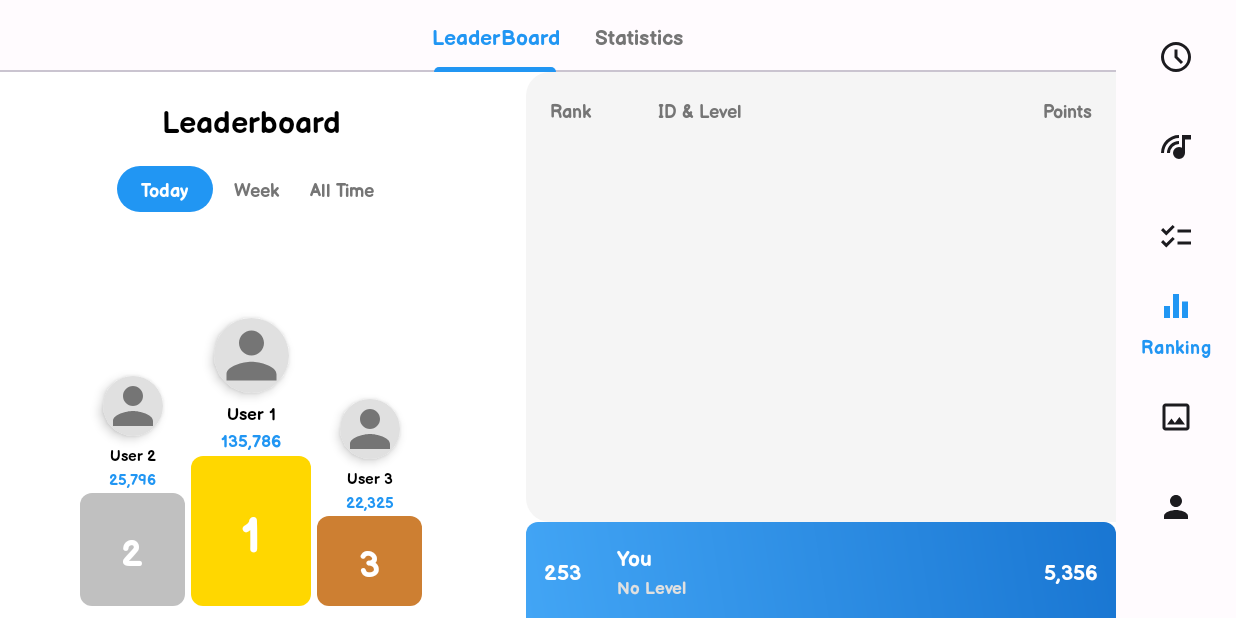
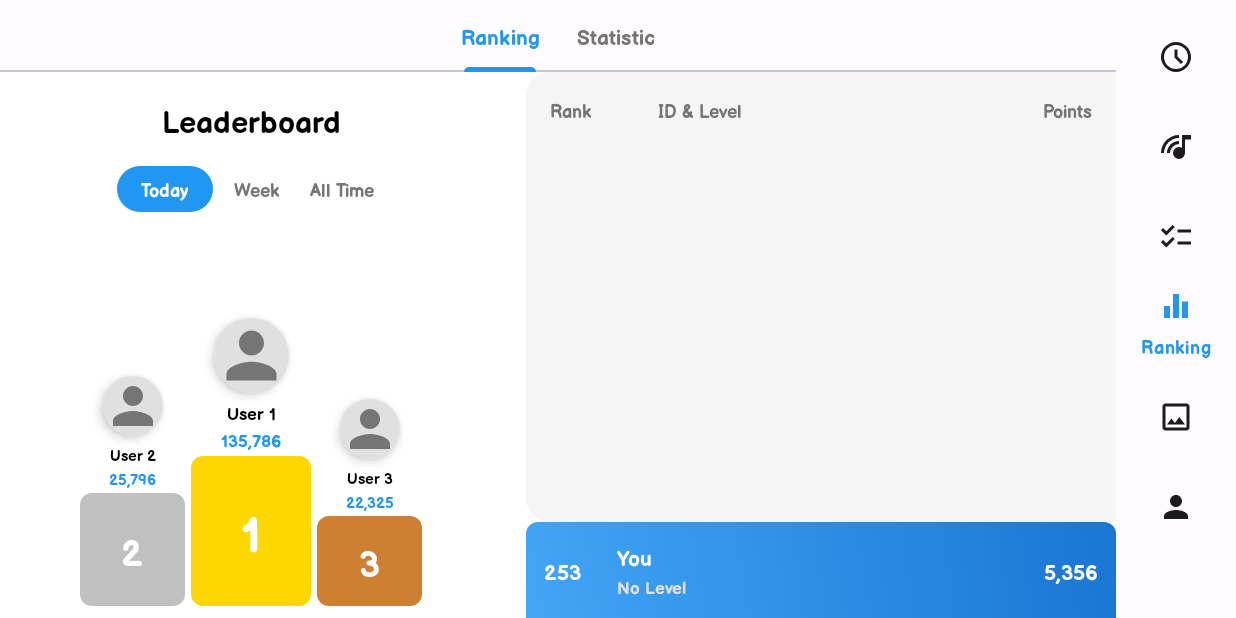
Before and after one commit to khaphong229/timer-study-app, an Android app: the StatsLeaderboardFragment screen opened through its navigation route, on a phone screen of 824 x 412 dp (held sideways). Run offline under Robolectric (Android 15) with nearby library versions, the phone set to English and light mode, and no system bars; our stand-ins replace CircleImageView, Firebase (no records; nobody signed in at launch, a user with empty details on screens opened directly), navigation-ui.

Commit message:
feat: update DayStatsFragment and StatsLeaderboardFragment for improved UI and color handling

```diff
--- a/app/src/main/java/com/example/timerstudy/view/fragments/StatsLeaderboardFragment.kt
+++ b/app/src/main/java/com/example/timerstudy/view/fragments/StatsLeaderboardFragment.kt
@@ -30,8 +30,8 @@ class StatsLeaderboardFragment : Fragment() {
 
         TabLayoutMediator(binding.tabLayout, binding.viewPager) { tab, position ->
             tab.text = when (position) {
-                0 -> "LeaderBoard"
-                1 -> "Statistics"
+                0 -> "Ranking"
+                1 -> "Statistic"
                 else -> ""
             }
         }.attach()
```
Also changed, not shown: app/src/main/java/com/example/timerstudy/view/fragments/DayStatsFragment.java (+44 -23 lines), app/src/main/res/values/colors.xml (+6 -1 lines), app/src/main/java/com/example/timerstudy/view/fragments/WeekStatsFragment.java (added).
